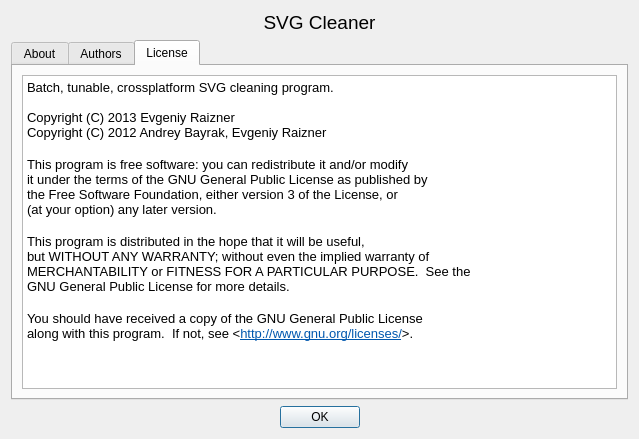
This is src/gui/aboutdialog.ui in RazrFalcon/svgcleaner as Qt 5 draws it before an edit. The edited form follows.
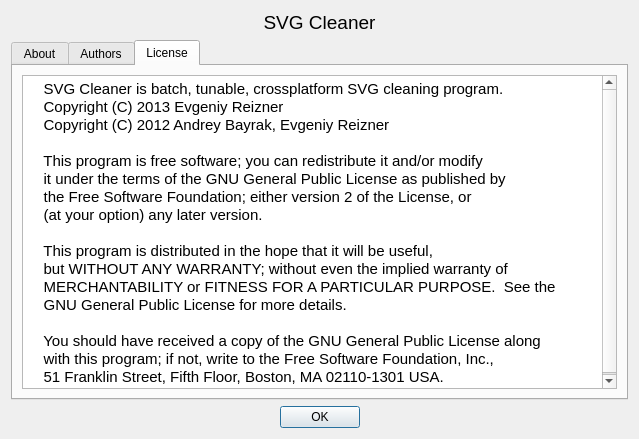
This is the edited form. The open tabs and pages were chosen to show the change.

Commit message: Added GPLv2 license file and headers. Ungroup algorithm can process groups with opacity now. Added transform applying to linearGradient. 0.2% better cleaning

Patch:
```diff
--- a/src/gui/aboutdialog.ui
+++ b/src/gui/aboutdialog.ui
@@ -80,17 +80,23 @@
 &lt;html&gt;&lt;head&gt;&lt;meta name=&quot;qrichtext&quot; content=&quot;1&quot; /&gt;&lt;style type=&quot;text/css&quot;&gt;
 p, li { white-space: pre-wrap; }
 &lt;/style&gt;&lt;/head&gt;&lt;body style=&quot; font-family:'Verdana'; font-size:11pt; font-weight:400; font-style:normal;&quot;&gt;
-&lt;p style=&quot; margin-top:0px; margin-bottom:0px; margin-left:0px; margin-right:0px; -qt-block-indent:0; text-indent:0px;&quot;&gt;&lt;span style=&quot; font-size:10pt;&quot;&gt;Batch, tunable, crossplatform SVG cleaning program.&lt;/span&gt;&lt;/p&gt;
-&lt;p style=&quot;-qt-paragraph-type:empty; margin-top:0px; margin-bottom:0px; margin-left:0px; margin-right:0px; -qt-block-indent:0; text-indent:0px; font-size:10pt;&quot;&gt;&lt;br /&gt;&lt;/p&gt;
-&lt;p style=&quot; margin-top:0px; margin-bottom:0px; margin-left:0px; margin-right:0px; -qt-block-indent:0; text-indent:0px;&quot;&gt;&lt;span style=&quot; font-size:10pt;&quot;&gt;Copyright (C) 2013 Evgeniy Raizner&lt;/span&gt;&lt;/p&gt;
-&lt;p style=&quot; margin-top:0px; margin-bottom:0px; margin-left:0px; margin-right:0px; -qt-block-indent:0; text-indent:0px;&quot;&gt;&lt;span style=&quot; font-size:10pt;&quot;&gt;Copyright (C) 2012 Andrey Bayrak, Evgeniy Raizner&lt;br /&gt;&lt;br /&gt;This program is free software: you can redistribute it and/or modify&lt;/span&gt;&lt;/p&gt;
-&lt;p style=&quot; margin-top:0px; margin-bottom:0px; margin-left:0px; margin-right:0px; -qt-block-indent:0; text-indent:0px;&quot;&gt;&lt;span style=&quot; font-size:10pt;&quot;&gt;it under the terms of the GNU General Public License as published by&lt;/span&gt;&lt;/p&gt;
-&lt;p style=&quot; margin-top:0px; margin-bottom:0px; margin-left:0px; margin-right:0px; -qt-block-indent:0; text-indent:0px;&quot;&gt;&lt;span style=&quot; font-size:10pt;&quot;&gt;the Free Software Foundation, either version 3 of the License, or&lt;/span&gt;&lt;/p&gt;
-&lt;p style=&quot; margin-top:0px; margin-bottom:0px; margin-left:0px; margin-right:0px; -qt-block-indent:0; text-indent:0px;&quot;&gt;&lt;span style=&quot; font-size:10pt;&quot;&gt;(at your option) any later version.&lt;br /&gt;&lt;br /&gt;This program is distributed in the hope that it will be useful,&lt;/span&gt;&lt;/p&gt;
-&lt;p style=&quot; margin-top:0px; margin-bottom:0px; margin-left:0px; margin-right:0px; -qt-block-indent:0; text-indent:0px;&quot;&gt;&lt;span style=&quot; font-size:10pt;&quot;&gt;but WITHOUT ANY WARRANTY; without even the implied warranty of&lt;/span&gt;&lt;/p&gt;
-&lt;p style=&quot; margin-top:0px; margin-bottom:0px; margin-left:0px; margin-right:0px; -qt-block-indent:0; text-indent:0px;&quot;&gt;&lt;span style=&quot; font-size:10pt;&quot;&gt;MERCHANTABILITY or FITNESS FOR A PARTICULAR PURPOSE.  See the&lt;/span&gt;&lt;/p&gt;
-&lt;p style=&quot; margin-top:0px; margin-bottom:0px; margin-left:0px; margin-right:0px; -qt-block-indent:0; text-indent:0px;&quot;&gt;&lt;span style=&quot; font-size:10pt;&quot;&gt;GNU General Public License for more details.&lt;br /&gt;&lt;br /&gt;You should have received a copy of the GNU General Public License&lt;/span&gt;&lt;/p&gt;
-&lt;p style=&quot; margin-top:0px; margin-bottom:0px; margin-left:0px; margin-right:0px; -qt-block-indent:0; text-indent:0px;&quot;&gt;&lt;span style=&quot; font-size:10pt;&quot;&gt;along with this program.  If not, see &amp;lt;&lt;/span&gt;&lt;a href=&quot;http://www.gnu.org/licenses/&quot;&gt;&lt;span style=&quot; font-size:10pt; text-decoration: underline; color:#0057ae;&quot;&gt;http://www.gnu.org/licenses/&lt;/span&gt;&lt;/a&gt;&lt;span style=&quot; font-size:10pt;&quot;&gt;&amp;gt;.&lt;/span&gt;&lt;/p&gt;&lt;/body&gt;&lt;/html&gt;</string>
+&lt;p style=&quot; margin-top:0px; margin-bottom:0px; margin-left:0px; margin-right:0px; -qt-block-indent:0; text-indent:0px;&quot;&gt;    SVG Cleaner is batch, tunable, crossplatform SVG cleaning program.&lt;/p&gt;
+&lt;p style=&quot; margin-top:0px; margin-bottom:0px; margin-left:0px; margin-right:0px; -qt-block-indent:0; text-indent:0px;&quot;&gt;    Copyright (C) 2013 Evgeniy Reizner&lt;/p&gt;
+&lt;p style=&quot; margin-top:0px; margin-bottom:0px; margin-left:0px; margin-right:0px; -qt-block-indent:0; text-indent:0px;&quot;&gt;    Copyright (C) 2012 Andrey Bayrak, Evgeniy Reizner&lt;/p&gt;
+&lt;p style=&quot;-qt-paragraph-type:empty; margin-top:0px; margin-bottom:0px; margin-left:0px; margin-right:0px; -qt-block-indent:0; text-indent:0px;&quot;&gt;&lt;br /&gt;&lt;/p&gt;
+&lt;p style=&quot; margin-top:0px; margin-bottom:0px; margin-left:0px; margin-right:0px; -qt-block-indent:0; text-indent:0px;&quot;&gt;    This program is free software; you can redistribute it and/or modify&lt;/p&gt;
+&lt;p style=&quot; margin-top:0px; margin-bottom:0px; margin-left:0px; margin-right:0px; -qt-block-indent:0; text-indent:0px;&quot;&gt;    it under the terms of the GNU General Public License as published by&lt;/p&gt;
+&lt;p style=&quot; margin-top:0px; margin-bottom:0px; margin-left:0px; margin-right:0px; -qt-block-indent:0; text-indent:0px;&quot;&gt;    the Free Software Foundation; either version 2 of the License, or&lt;/p&gt;
+&lt;p style=&quot; margin-top:0px; margin-bottom:0px; margin-left:0px; margin-right:0px; -qt-block-indent:0; text-indent:0px;&quot;&gt;    (at your option) any later version.&lt;/p&gt;
+&lt;p style=&quot;-qt-paragraph-type:empty; margin-top:0px; margin-bottom:0px; margin-left:0px; margin-right:0px; -qt-block-indent:0; text-indent:0px;&quot;&gt;&lt;br /&gt;&lt;/p&gt;
+&lt;p style=&quot; margin-top:0px; margin-bottom:0px; margin-left:0px; margin-right:0px; -qt-block-indent:0; text-indent:0px;&quot;&gt;    This program is distributed in the hope that it will be useful,&lt;/p&gt;
+&lt;p style=&quot; margin-top:0px; margin-bottom:0px; margin-left:0px; margin-right:0px; -qt-block-indent:0; text-indent:0px;&quot;&gt;    but WITHOUT ANY WARRANTY; without even the implied warranty of&lt;/p&gt;
+&lt;p style=&quot; margin-top:0px; margin-bottom:0px; margin-left:0px; margin-right:0px; -qt-block-indent:0; text-indent:0px;&quot;&gt;    MERCHANTABILITY or FITNESS FOR A PARTICULAR PURPOSE.  See the&lt;/p&gt;
+&lt;p style=&quot; margin-top:0px; margin-bottom:0px; margin-left:0px; margin-right:0px; -qt-block-indent:0; text-indent:0px;&quot;&gt;    GNU General Public License for more details.&lt;/p&gt;
+&lt;p style=&quot;-qt-paragraph-type:empty; margin-top:0px; margin-bottom:0px; margin-left:0px; margin-right:0px; -qt-block-indent:0; text-indent:0px;&quot;&gt;&lt;br /&gt;&lt;/p&gt;
+&lt;p style=&quot; margin-top:0px; margin-bottom:0px; margin-left:0px; margin-right:0px; -qt-block-indent:0; text-indent:0px;&quot;&gt;    You should have received a copy of the GNU General Public License along&lt;/p&gt;
+&lt;p style=&quot; margin-top:0px; margin-bottom:0px; margin-left:0px; margin-right:0px; -qt-block-indent:0; text-indent:0px;&quot;&gt;    with this program; if not, write to the Free Software Foundation, Inc.,&lt;/p&gt;
+&lt;p style=&quot; margin-top:0px; margin-bottom:0px; margin-left:0px; margin-right:0px; -qt-block-indent:0; text-indent:0px;&quot;&gt;    51 Franklin Street, Fifth Floor, Boston, MA 02110-1301 USA.&lt;/p&gt;&lt;/body&gt;&lt;/html&gt;</string>
          </property>
         </widget>
        </item>
```
The commit also changes 43 other files.
